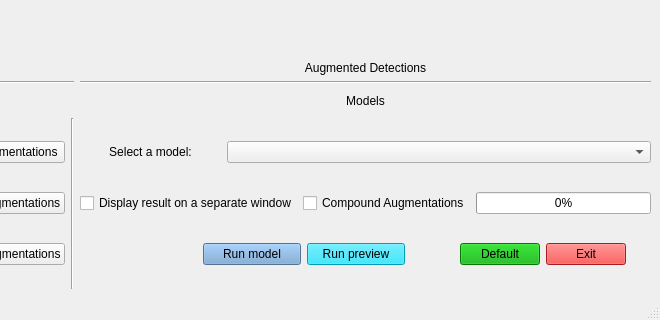
This is src/qt_designer_file/main_window.ui in jjakow/Noisey-image_Jan as Qt 5 draws it before an edit; both pictures show x 639 to 1299 and y 361 to 681 of the 1299 by 681 pixel window. The edited form follows.
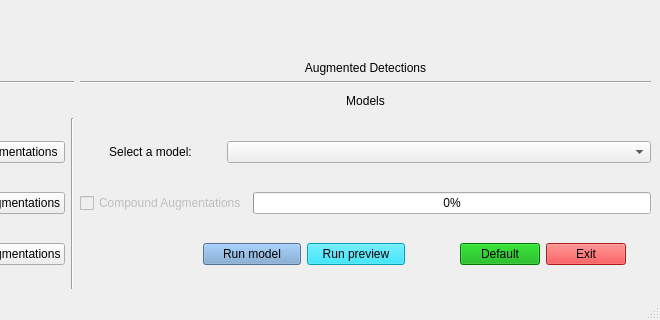
This is the edited form. Custom widgets are drawn as their Qt base class.

Commit message: disabled compound functionality, removed display other window option

```diff
--- a/src/qt_designer_file/main_window.ui
+++ b/src/qt_designer_file/main_window.ui
@@ -335,15 +335,11 @@
         </item>
         <item row="2" column="0">
          <layout class="QHBoxLayout" name="horizontalLayout_2">
-          <item>
-           <widget class="QCheckBox" name="checkBox_2">
-            <property name="text">
-             <string>Display result on a separate window</string>
-            </property>
-           </widget>
-          </item>
           <item>
            <widget class="QCheckBox" name="compoundAug">
+            <property name="enabled">
+             <bool>false</bool>
+            </property>
             <property name="text">
              <string>Compound Augmentations</string>
             </property>
```
The commit also changes 3 other files.
